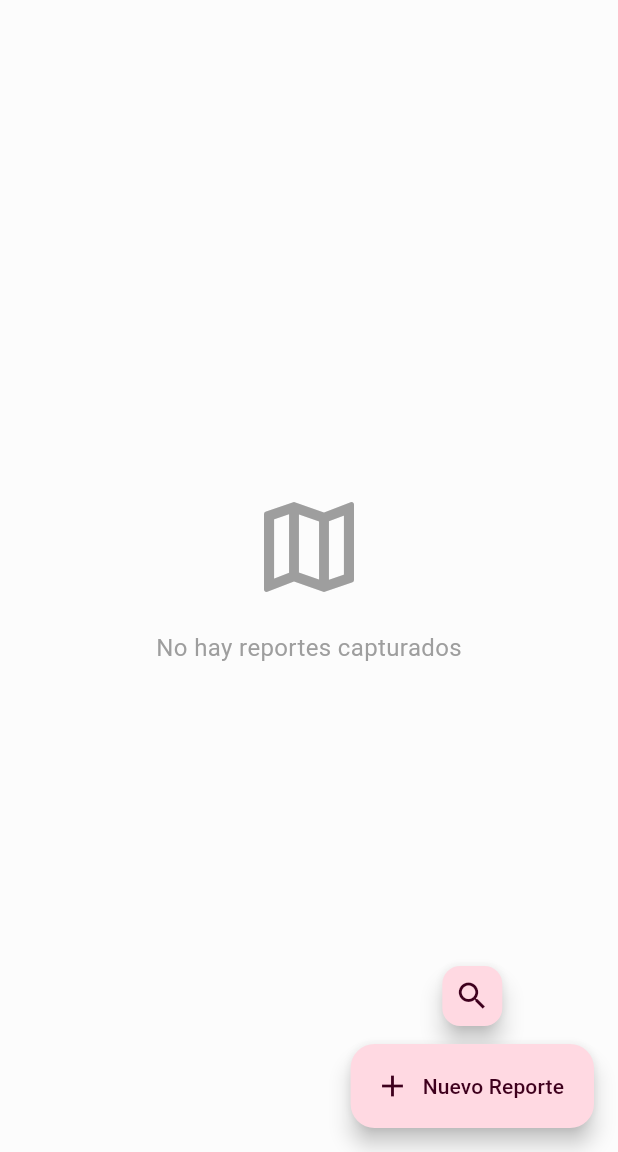
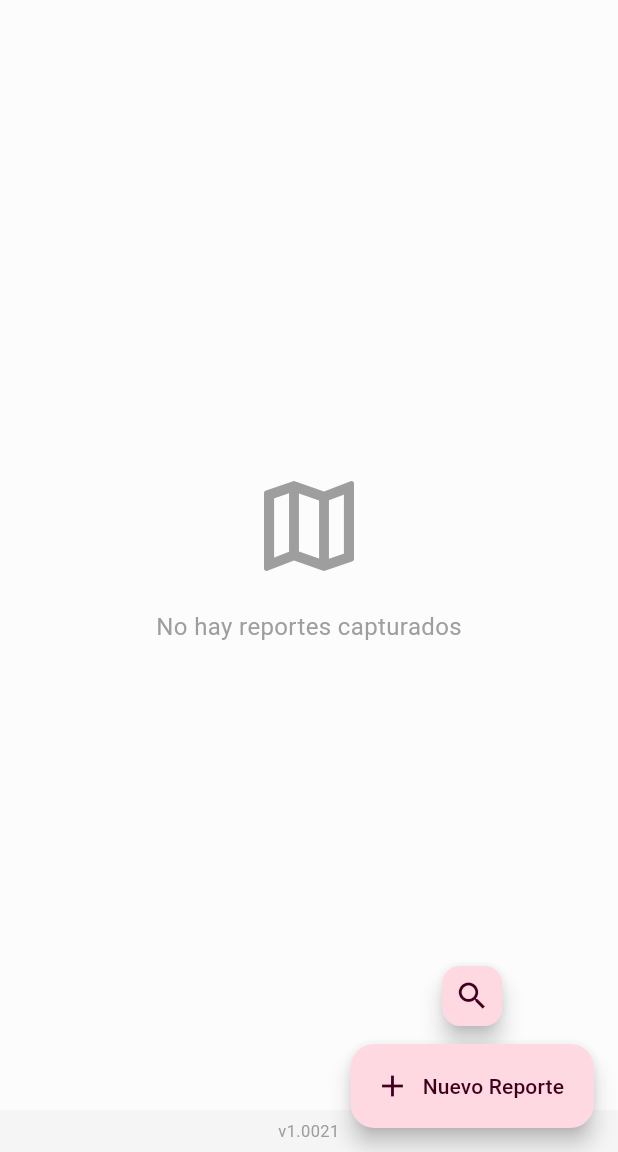
Before and after one commit to pantem/capsin, a Flutter app: the HomeScreen screen opened directly, after a tap on "Entendido", on a phone screen of 412 x 824 dp, the part 84-1236 px from its top. Run offline on Flutter 3.47's test engine with Material 3 defaults, Android fonts, the phone set to English and light mode, and no system bars; our stand-ins replace geolocator, image_picker, shared_preferences, sqflite; accounts and stored records are empty.

Commit message:
version en app movil

```diff
--- a/mobile/lib/screens/home_screen.dart
+++ b/mobile/lib/screens/home_screen.dart
@@ -17,6 +17,7 @@ class HomeScreen extends StatefulWidget {
 }
 
 class _HomeScreenState extends State<HomeScreen> {
+  static const String _appVersion = '1.0021';
   final DatabaseService _db = DatabaseService();
   final AuthService _auth = AuthService();
   List<Reporte> _reportes = [];
@@ -120,7 +121,10 @@ class _HomeScreenState extends State<HomeScreen> {
           ),
         ],
       ),
-      body: _loading
+      body: Column(
+        children: [
+          Expanded(
+            child: _loading
                 ? const Center(child: CircularProgressIndicator())
                 : _reportes.isEmpty
                     ? const Center(
@@ -221,6 +225,19 @@ class _HomeScreenState extends State<HomeScreen> {
                           },
                         ),
                       ),
+          ),
+          Container(
+            width: double.infinity,
+            padding: const EdgeInsets.symmetric(vertical: 6),
+            color: const Color(0xFFF5F5F5),
+            child: Text(
+              'v$_appVersion',
+              textAlign: TextAlign.center,
+              style: TextStyle(fontSize: 11, color: Colors.grey[500]),
+            ),
+          ),
+        ],
+      ),
       floatingActionButton: Column(
         mainAxisSize: MainAxisSize.min,
         children: [
```
Also changed, not shown: mobile/lib/screens/nuevo_reporte_screen.dart (+40 -0 lines). Lines whose indentation alone changed are shown as unchanged.
